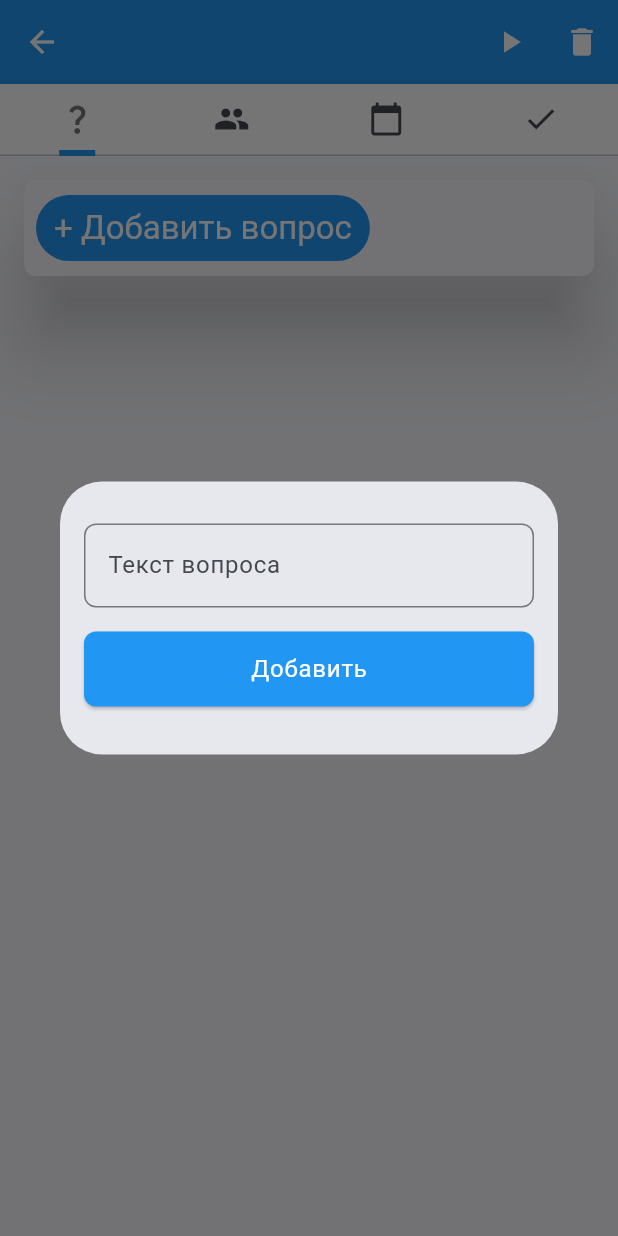
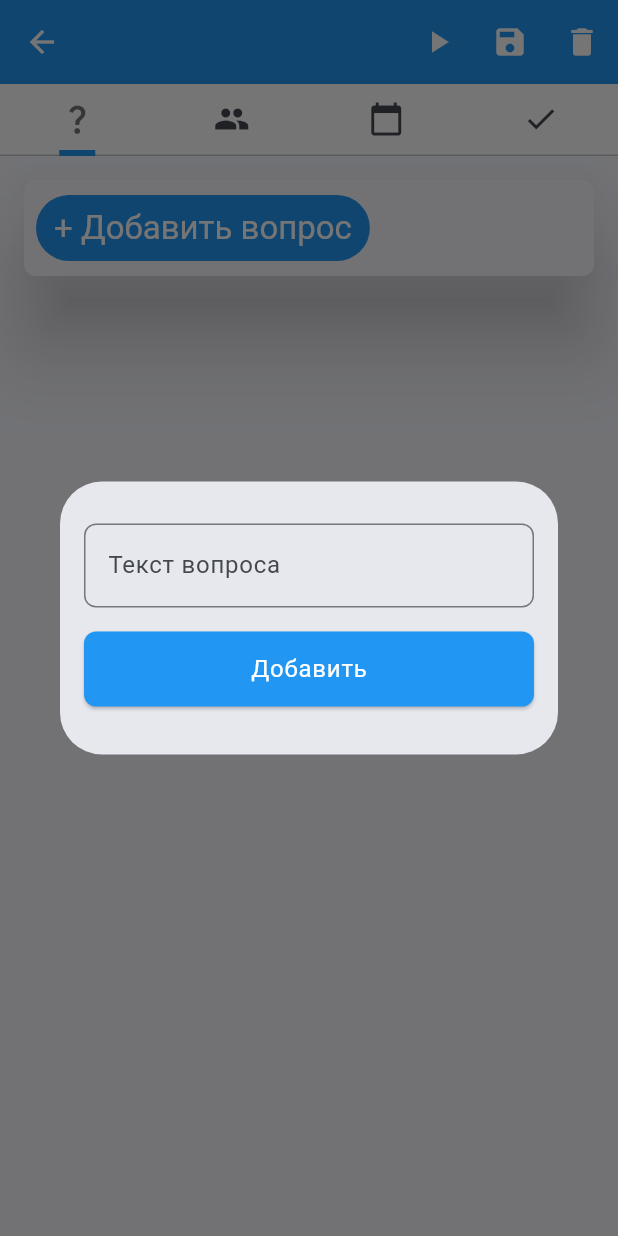
Before and after one commit to alekuzmin/quizy_client, a Flutter app: the _DetailQuizItem screen opened directly with empty values, after a tap on "+ Добавить вопрос", on a phone screen of 412 x 824 dp. Run offline on Flutter 3.47's test engine with Material 3 defaults, Android fonts, the phone set to English and light mode, and no system bars; our stand-ins replace date_field, dio, flutter_bloc, freezed_annotation, get_it, hydrated_bloc and 2 more; network calls fail.

Commit message:
add calendar

```diff
--- a/lib/app/ui/main_app_runner.dart
+++ b/lib/app/ui/main_app_runner.dart
@@ -1,6 +1,9 @@
 import 'package:flutter/cupertino.dart';
 import 'package:flutter/foundation.dart';
 import 'package:hydrated_bloc/hydrated_bloc.dart';
+import 'package:intl/intl_standalone.dart' if (dart.library.html) 'package:intl/intl_browser.dart';
+import 'package:intl/date_symbol_data_local.dart';
+
 import 'package:path_provider/path_provider.dart';
 
 import '../di/init_di.dart';
@@ -16,6 +19,9 @@ class MainAppRunner implements AppRunner {
   Future<void> preloadData() async {
     //init app
     initDi(env);
+    initializeDateFormatting();
+    WidgetsFlutterBinding.ensureInitialized();
+    await findSystemLocale();
     //init config
   }
 
--- a/lib/feature/quiz/ui/detail_quiz_screen.dart
+++ b/lib/feature/quiz/ui/detail_quiz_screen.dart
@@ -10,6 +10,7 @@ import 'package:quizy/feature/quiz/domain/quiz_repository.dart';
 import 'package:quizy/feature/quiz/domain/state/detail_quiz/detail_quiz_cubit.dart';
 import 'package:quizy/feature/quiz/ui/detail_quiz_tab.dart';
 import 'package:quizy/feature/quiz/ui/employee_quiz_tab.dart';
+import 'package:quizy/feature/quiz/ui/scheduler_quiz_tab.dart';
 
 import '../domain/state/quiz_cubit.dart';
 
@@ -105,6 +106,10 @@ class _DetailQuizItem extends StatelessWidget {
                     onPressed: () {},
                   ),
                   IconButton(
+                    icon: const Icon(Icons.save),
+                    onPressed: () {},
+                  ),
+                  IconButton(
                     icon: const Icon(Icons.delete),
                     onPressed: () {
                       context.read<DetailQuizCubit>().deleteQuiz().then((_) {
@@ -119,7 +124,7 @@ class _DetailQuizItem extends StatelessWidget {
                 children: [
                   DetailQuizTab(),
                   EmployeeQuizTab(),
-                  Icon(Icons.directions_bike),
+                  SchedulerQuizTab(),
                   Icon(Icons.directions_bike)
                 ],
               ),
--- a/lib/feature/quiz/ui/detail_quiz_tab.dart
+++ b/lib/feature/quiz/ui/detail_quiz_tab.dart
@@ -25,19 +25,15 @@ class DetailQuizTab extends StatelessWidget {
           padding: const EdgeInsets.all(8),
           child: SingleChildScrollView(
             //scrollDirection: Axis.horizontal,
+            child: SizedBox(
+              //height: MediaQuery.of(context).size.height - MediaQuery.of(context).padding.top,
               child: Column(
                 //mainAxisSize: MainAxisSize.min,
-              crossAxisAlignment: CrossAxisAlignment.end,
+                crossAxisAlignment: CrossAxisAlignment.center,
                 children: <Widget>[
                           Align(
-                  alignment: AlignmentDirectional.centerStart,
-                  child: SingleChildScrollView(
-                    scrollDirection: Axis.horizontal,
-                    child: OverflowBar(
-                      spacing: 1,
-                      overflowAlignment: OverflowBarAlignment.start,
-                      children: <Widget>[
-                        TextButton(
+                            alignment: Alignment.centerLeft,
+                            child: TextButton(
                                 onPressed: () {
                                   showDialog(
                                       context: context,
@@ -63,13 +59,59 @@ class DetailQuizTab extends StatelessWidget {
                                         .colorScheme
                                         .onPrimary,
                                   ),
-                            )),
+                                )
+                            ),
+                          ),
+                  // const Row(
+                  //   children: [
+                  //     Flexible(
+                  //       child: Text("dsfsdfsdf"), // <-- Wrapped in Flexible.
+                  //     ),
+                  //   ],
+                  // )
+                  // Align(
+                  //   alignment: AlignmentDirectional.centerStart,
+                  //   child: SingleChildScrollView(
+                  //     scrollDirection: Axis.horizontal,
+                  //     child: OverflowBar(
+                  //       spacing: 1,
+                  //       overflowAlignment: OverflowBarAlignment.start,
+                  //       children: <Widget>[
+                  //         TextButton(
+                  //             onPressed: () {
+                  //               showDialog(
+                  //                   context: context,
+                  //                   builder: (context) => AppDialog(
+                  //                       value1: "Текст вопроса",
+                  //                       onPressed: (value1) {
+                  //                         //context
+                  //                             //.read<QuizCubit>()
+                  //                             //.createQuiz(value1);
+                  //                       }));
+                  //             },
+                  //             style: TextButton.styleFrom(
+                  //               backgroundColor:
+                  //               Theme.of(context).colorScheme.primary,
+                  //             ),
+                  //             child: Text(
+                  //               '+ Добавить вопрос',
+                  //               style: Theme.of(context)
+                  //                   .textTheme
+                  //                   .titleLarge!
+                  //                   .copyWith(
+                  //                 color: Theme.of(context)
+                  //                     .colorScheme
+                  //                     .onPrimary,
+                  //               ),
+                  //             )),
+                  //
+                  //       ],
+                  //     ),
+                  //   ),
+                  // ),
+                  //const QuizList(),
                 ],
               ),
-                  ),
-                ),
-                //const QuizList(),
-              ],
             ),
           ),
         ),
--- a/pubspec.yaml
+++ b/pubspec.yaml
@@ -29,6 +29,8 @@ environment:
 # the latest version available on pub.dev. To see which dependencies have newer
 # versions available, run `flutter pub outdated`.
 dependencies:
+  intl: ^0.18.0
+  date_field: ^4.0.0
   pretty_dio_logger: ^1.1.1
   path_provider: ^2.0.11
   hydrated_bloc: ^9.1.3
```
Also changed, not shown: lib/feature/auth/ui/employee_screen.dart (+14 -27 lines), lib/feature/quiz/ui/scheduler_quiz_tab.dart (added, +74 -0 lines), pubspec.lock, 6 other files. Lines whose indentation alone changed are shown as unchanged.
